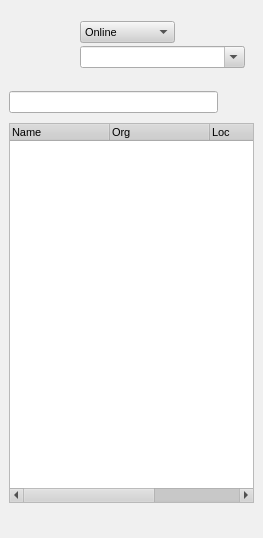
Before: the Qt Designer form rs-Qt-gui/src/gui/MessengerWindow.ui in autoscatto/retroshare, drawn with Qt 5.
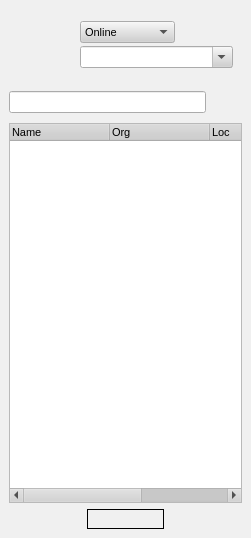
After: the same form once the commit is applied. Icons and pictures are not drawn.

Commit message: fixed pixmap label

Patch:
```diff
--- a/rs-Qt-gui/src/gui/MessengerWindow.ui
+++ b/rs-Qt-gui/src/gui/MessengerWindow.ui
@@ -5,7 +5,7 @@
    <rect>
     <x>0</x>
     <y>0</y>
-    <width>263</width>
+    <width>251</width>
     <height>538</height>
    </rect>
   </property>
@@ -508,7 +508,7 @@
       <number>0</number>
      </property>
      <property name="spacing" >
-      <number>6</number>
+      <number>0</number>
      </property>
      <item row="0" column="1" >
       <widget class="QLabel" name="label" >
@@ -520,6 +520,9 @@
          <verstretch>0</verstretch>
         </sizepolicy>
        </property>
+       <property name="frameShape" >
+        <enum>QFrame::Box</enum>
+       </property>
        <property name="text" >
         <string/>
        </property>
```
